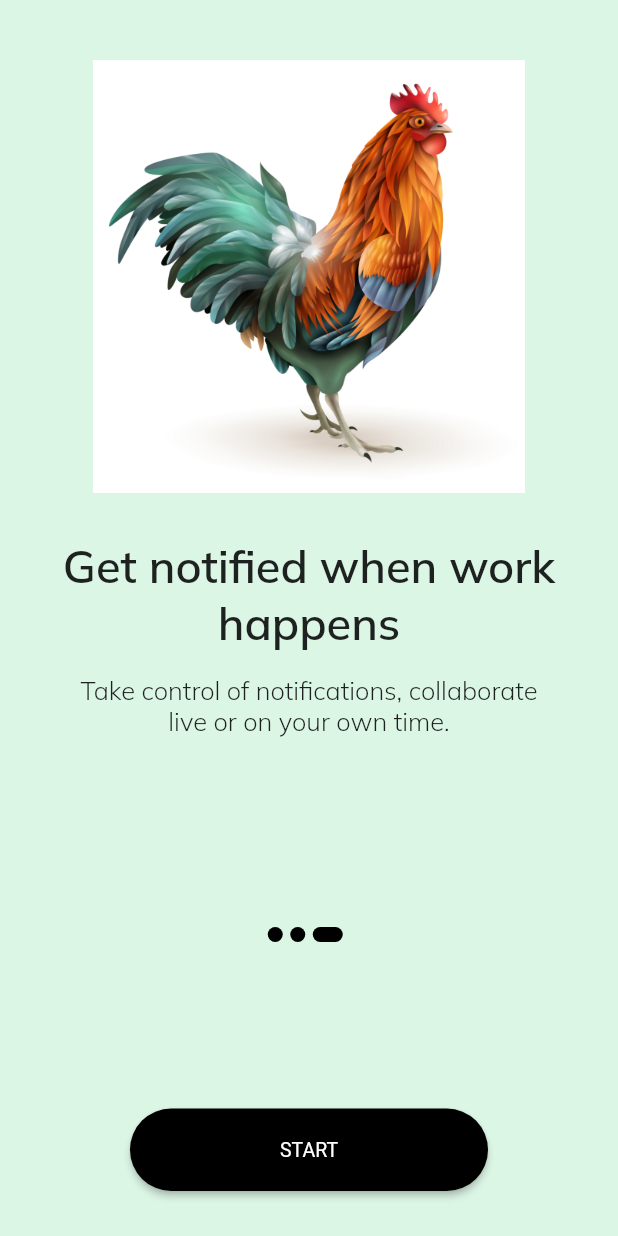
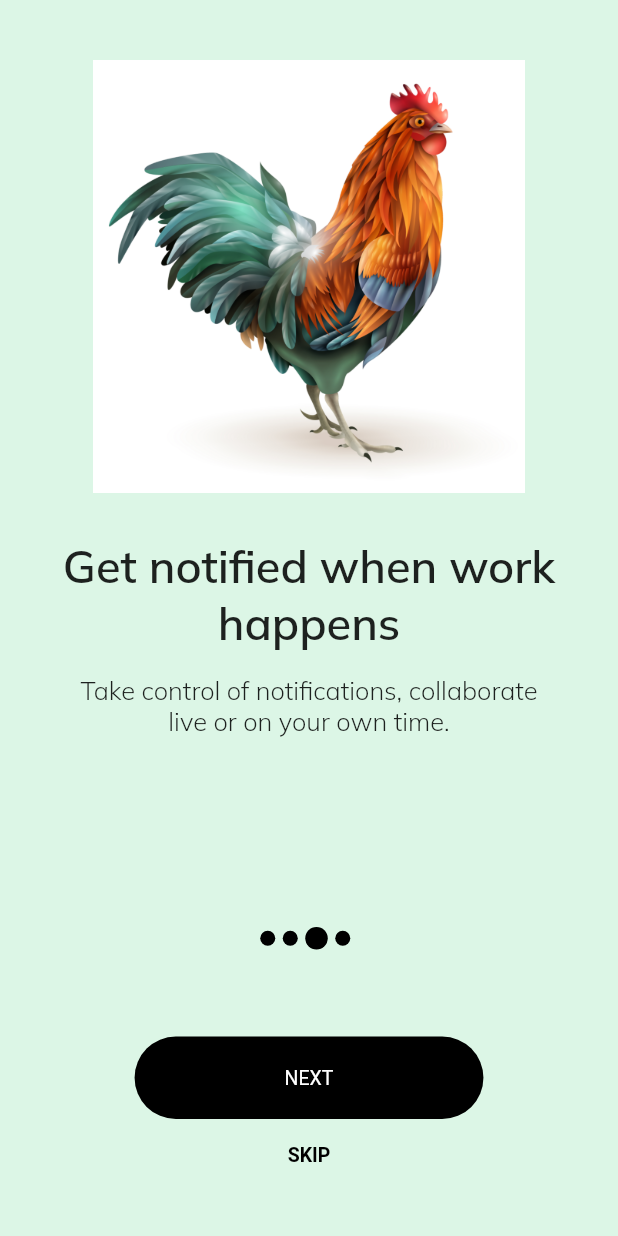
Before and after one commit to AbuHamzaCode/apti-services, a Flutter app: the screen it shows after launch, swiped to page 3, on a phone screen of 412 x 824 dp. Run offline on Flutter 3.47's test engine with Material 2 defaults, Android fonts, the phone set to English and light mode, and no system bars; our stand-ins replace bloc, dio, flutter_bloc, formz, freezed_annotation; missing offline and left inert: flutter_verification_code.

Commit message:
Onboarding - add widget and navigate

```diff
--- a/lib/main.dart
+++ b/lib/main.dart
@@ -1,4 +1,4 @@
-
+import 'package:apti_service/verify/email_verify_page.dart';
 import 'package:flutter/material.dart';
 
 import 'onboarding/onboarding_screen.dart';
@@ -11,7 +11,6 @@ class MyApp extends StatelessWidget {
   @override
   Widget build(BuildContext context) {
     return MaterialApp(
-      debugShowCheckedModeBanner: false,
       home: OnboardingScreen(),
     );
   }
--- a/lib/onboarding/onboarding_contents.dart
+++ b/lib/onboarding/onboarding_contents.dart
@@ -27,4 +27,10 @@ List<OnboardingContents> contents = [
     desc:
     "Take control of notifications, collaborate live or on your own time.",
   ),
+  OnboardingContents(
+    title: "Get notified when work happens",
+    image: "assets/images/image2.png",
+    desc:
+    "Take control of notifications, collaborate live or on your own time.",
+  ),
 ];
--- a/lib/onboarding/onboarding_screen.dart
+++ b/lib/onboarding/onboarding_screen.dart
@@ -14,7 +14,12 @@ class OnboardingScreen extends StatefulWidget {
 class _OnboardingScreenState extends State<OnboardingScreen> {
   final _controller = PageController();
   int _currentPage = 0;
-  List colors = [Color(0xffDAD3C8), Color(0xffFFE5DE), Color(0xffDCF6E6)];
+  List colors = [
+    Color(0xffDAD3C8),
+    Color(0xffFFE5DE),
+    Color(0xffDCF6E6),
+    Color(0xffDAD3C8)
+  ];
 
   AnimatedContainer _buildDots({int? index}) {
     return AnimatedContainer(
@@ -26,9 +31,9 @@ class _OnboardingScreenState extends State<OnboardingScreen> {
         color: const Color(0xFF000000),
       ),
       margin: const EdgeInsets.only(right: 5),
-      height: 10,
+      height: _currentPage == index ? 15 : 10,
       curve: Curves.easeIn,
-      width: _currentPage == index ? 20 : 10,
+      width: _currentPage == index ? 15 : 10,
     );
   }
 
@@ -53,7 +58,6 @@ class _OnboardingScreenState extends State<OnboardingScreen> {
                 itemCount: contents.length,
                 itemBuilder: (context, i) {
                   return Container(
-                    // color: colors[i],
                     child: Padding(
                       padding: const EdgeInsets.all(40.0),
                       child: Column(
@@ -106,7 +110,9 @@ class _OnboardingScreenState extends State<OnboardingScreen> {
                     ),
                   ),
                   _currentPage + 1 == contents.length
-                      ? Padding(
+                      ? Container(
+                          margin: const EdgeInsets.only(bottom: 40),
+                          child: Padding(
                             padding: const EdgeInsets.all(30),
                             child: ElevatedButton(
                               onPressed: () => goToHome(context),
@@ -121,8 +127,9 @@ class _OnboardingScreenState extends State<OnboardingScreen> {
                                         horizontal: 100, vertical: 20)
                                     : EdgeInsets.symmetric(
                                         horizontal: width * 0.2, vertical: 25),
-                              textStyle:
-                                  TextStyle(fontSize: (width <= 550) ? 13 : 17),
+                                textStyle: TextStyle(
+                                    fontSize: (width <= 550) ? 13 : 17),
+                              ),
                             ),
                           ),
                         )
@@ -149,13 +156,14 @@ class _OnboardingScreenState extends State<OnboardingScreen> {
                                       ? EdgeInsets.symmetric(
                                           horizontal: 100, vertical: 20)
                                       : EdgeInsets.symmetric(
-                                          horizontal: width * 0.2, vertical: 25),
+                                          horizontal: width * 0.2,
+                                          vertical: 25),
                                   textStyle: TextStyle(
                                       fontSize: (width <= 550) ? 13 : 17),
                                 ),
                               ),
                               TextButton(
-                                onPressed: () => goToHome(context),
+                                onPressed: () => _controller.jumpToPage(3),
                                 child: Text(
                                   "SKIP",
                                   style: TextStyle(color: Colors.black),
--- a/pubspec.yaml
+++ b/pubspec.yaml
@@ -40,6 +40,7 @@ dependencies:
   json_serializable:
   onboarding:
   introduction_screen:
+  flutter_verification_code:
   # The following adds the Cupertino Icons font to your application.
   # Use with the CupertinoIcons class for iOS style icons.
   cupertino_icons: ^1.0.2
```
Also changed, not shown: lib/verify/email_verify_page.dart (added, +126 -0 lines), pubspec.lock. Lines whose indentation alone changed are shown as unchanged.
